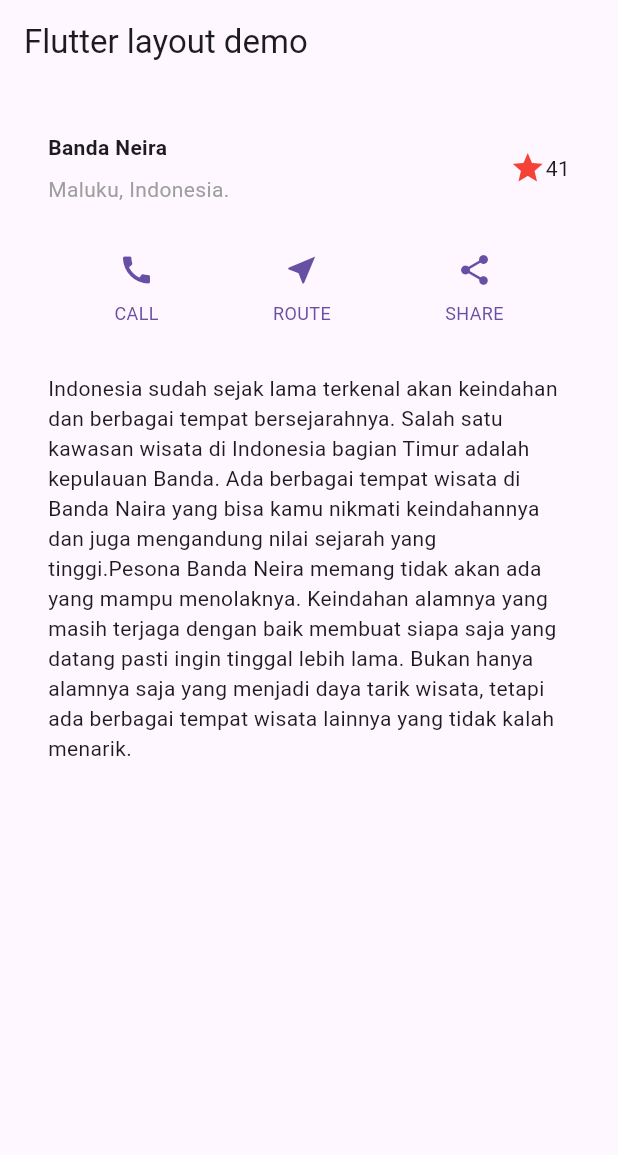
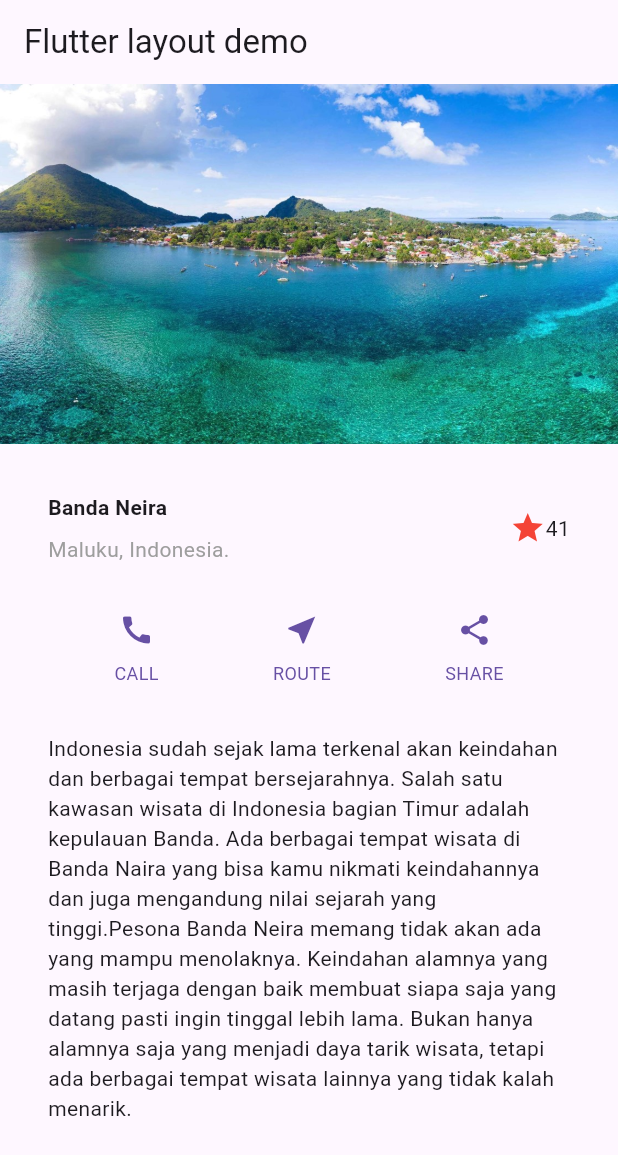
Before and after one commit to afifahnisa17/mobile_ganjil25, a Flutter app: the screen it shows after launch, on a phone screen of 412 x 824 dp. Shown: the top 1155 px of the screen. Run offline on Flutter 3.47's test engine with Material 3 defaults, Android fonts, the phone set to English and light mode, and no system bars.

Commit message:
add prak4 codelab06

```diff
--- a/codelab06/layout_flutter/lib/main.dart
+++ b/codelab06/layout_flutter/lib/main.dart
@@ -72,8 +72,13 @@ class MyApp extends StatelessWidget {
           title: const Text('Flutter layout demo'),
         ),
         body: Center(
-          child: Column(
+          child: ListView(
             children: [
+              Image.asset('assets/bandaneira.jpg',
+                width: 600,
+                height: 240,
+                fit: BoxFit.cover,
+              ),
               titleSection,
               buttonSection,
               textSection,
--- a/codelab06/layout_flutter/pubspec.yaml
+++ b/codelab06/layout_flutter/pubspec.yaml
@@ -56,6 +56,8 @@ flutter:
   # included with your application, so that you can use the icons in
   # the material Icons class.
   uses-material-design: true
+  assets:
+    - assets/bandaneira.jpg
 
   # To add assets to your application, add an assets section, like this:
   # assets:
```
Also changed, not shown: codelab06/img/prak4.png (added), codelab06/layout_flutter/assets/bandaneira.jpg (added), 1 other file.
